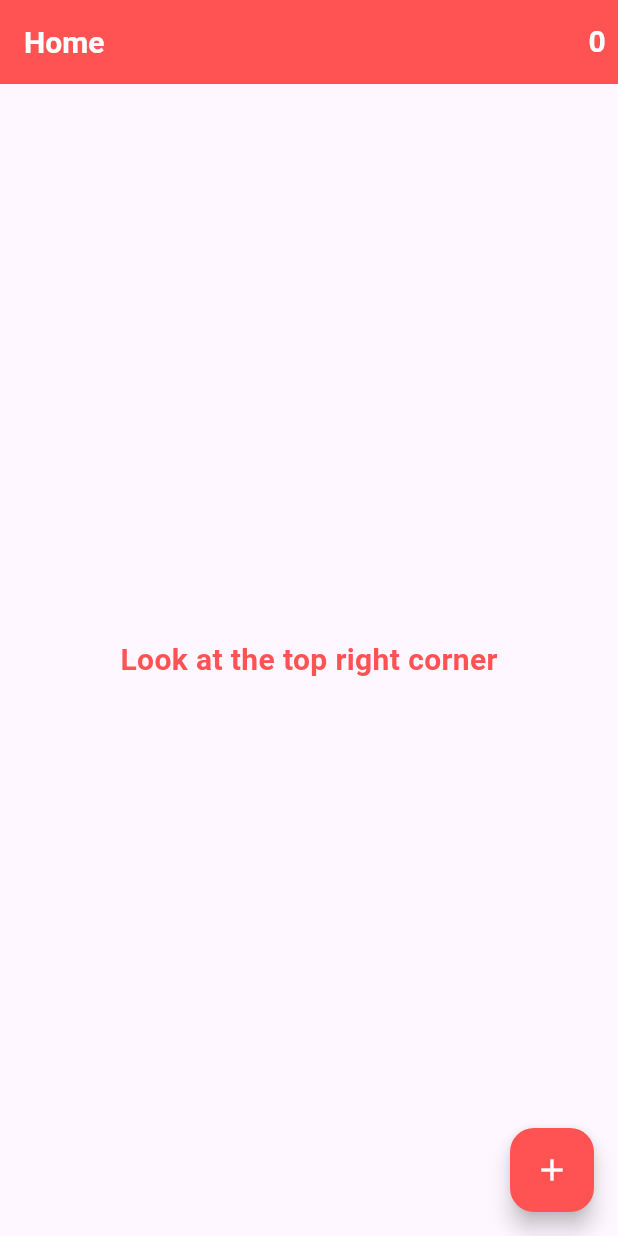
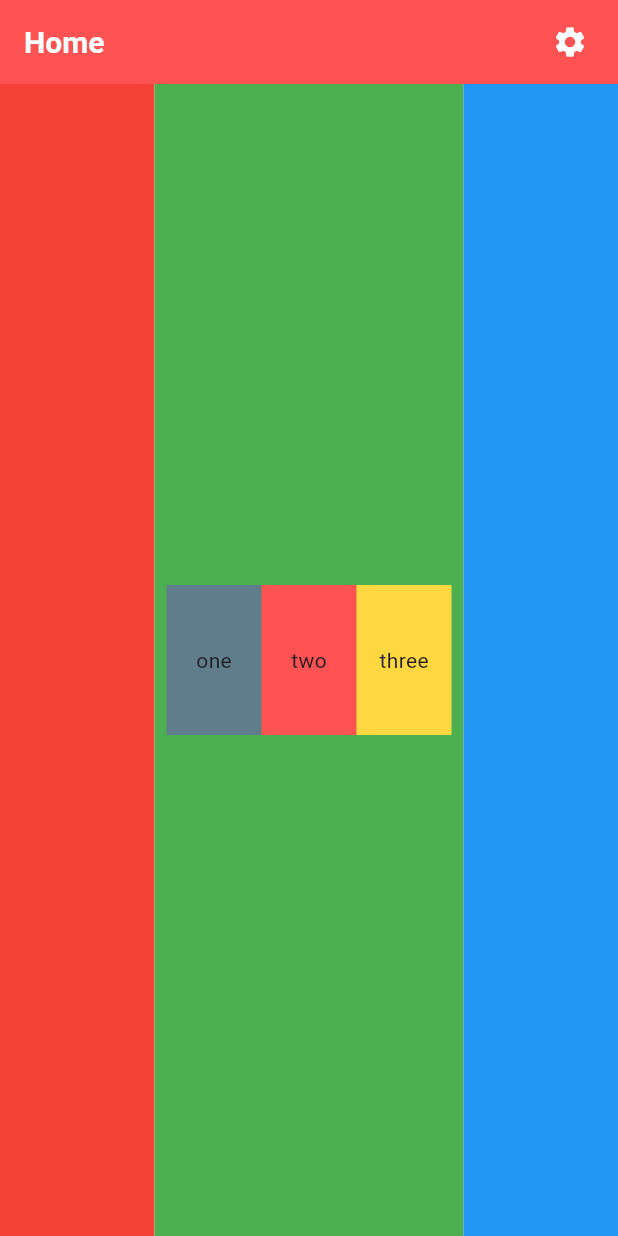
Before and after one commit to AliElemam77/flutter-project-iti, a Flutter app: the screen it shows after launch, on a phone screen of 412 x 824 dp. Run offline on Flutter 3.47's test engine with Material 3 defaults, Android fonts, the phone set to English and light mode, and no system bars.

Commit message:
Flutter Task one

```diff
--- a/lib/screens/home.dart
+++ b/lib/screens/home.dart
@@ -8,19 +8,9 @@ class Home extends StatefulWidget {
 }
 
 class _HomeState extends State<Home> {
-  int _counter = 0;
   @override
   Widget build(BuildContext context) {
     return Scaffold(
-      floatingActionButton: FloatingActionButton(
-        backgroundColor: Colors.redAccent,
-        onPressed: () {
-          setState(() {
-            _counter++;
-          });
-        },
-        child: const Icon(Icons.add, color: Colors.white),
-      ),
       appBar: AppBar(
         backgroundColor: Colors.redAccent,
         title: const Text(
@@ -34,27 +24,67 @@ class _HomeState extends State<Home> {
         actions: [
           Padding(
             padding: const EdgeInsets.all(8.0),
-            child: Text(
-              style: TextStyle(
-                color: Colors.white,
-                fontSize: 20,
-                fontWeight: FontWeight.bold,
-              ),
-              "$_counter",
+            child: IconButton(
+              onPressed: () {},
+              icon: Icon(Icons.settings, color: Colors.white),
             ),
           ),
         ],
       ),
-      body: const Center(
-        child: Center(
-          child: Column(
-            mainAxisAlignment: MainAxisAlignment.center,
-            children: [Text('Look at the top right corner' ,style: TextStyle(
-              color: Colors.redAccent,
-              fontSize: 20,
-              fontWeight: FontWeight.bold,
-            ),)],
-          ),
+      body: Center(
+        child: Row(
+          children: [
+            Expanded(
+              flex: 1,
+
+              child: Container(color: Colors.red, child: Column()),
+            ),
+            Expanded(
+              flex: 2,
+              child: Container(
+                color: Colors.green,
+                child: Padding(
+                  padding: const EdgeInsets.all(8.0),
+                  child: Column(
+                    mainAxisAlignment: MainAxisAlignment.center,
+                    crossAxisAlignment: CrossAxisAlignment.center,
+                    children: [
+                      Row(
+                        children: [
+                          Expanded(
+                            child: Container(
+                              height: 100,
+                              color: Colors.blueGrey,
+                              child: Center(child: Text('one')),
+                            ),
+                          ),
+                          Expanded(
+                            child: Container(
+                              height: 100,
+                              color: Colors.redAccent,
+                              child: Center(child: Text('two')),
+                            ),
+                          ),
+                          Expanded(
+                            child: Container(
+                              height: 100,
+                              color: Colors.amberAccent,
+                              child: Center(child: Text('three')),
+                            ),
+                          ),
+                         ],
+                      ),
+                    ],
+                  ),
+                ),
+              ),
+            ),
+            Expanded(
+              flex: 1,
+
+              child: Container(color: Colors.blue, child: Column()),
+            ),
+          ],
         ),
       ),
     );
```
